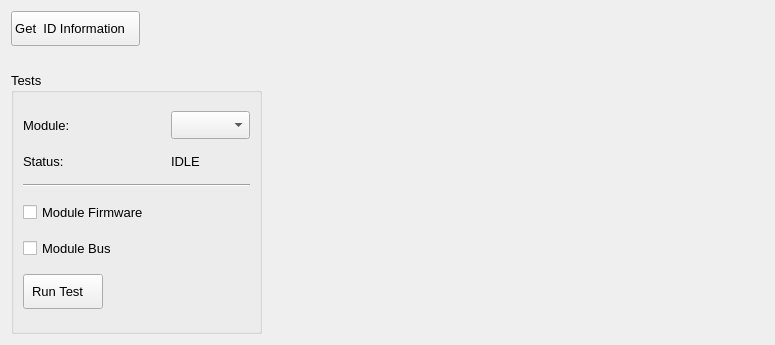
The window that slsDetectorGui/forms/form_tab_debugging.ui (slsdetectorgroup/slsDetectorPackage) describes before a commit, drawn with Qt 5.
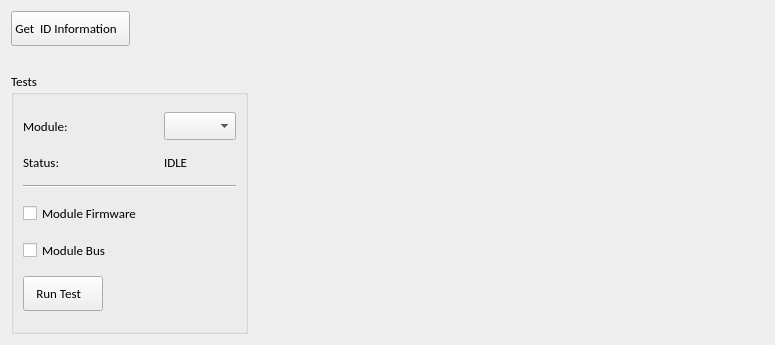
The same window after the commit. Icons and pictures are not drawn.

```diff
--- a/slsDetectorGui/forms/form_tab_debugging.ui
+++ b/slsDetectorGui/forms/form_tab_debugging.ui
@@ -30,6 +30,7 @@
   </property>
   <property name="font">
    <font>
+    <family>Carlito</family>
     <pointsize>10</pointsize>
    </font>
   </property>
```
